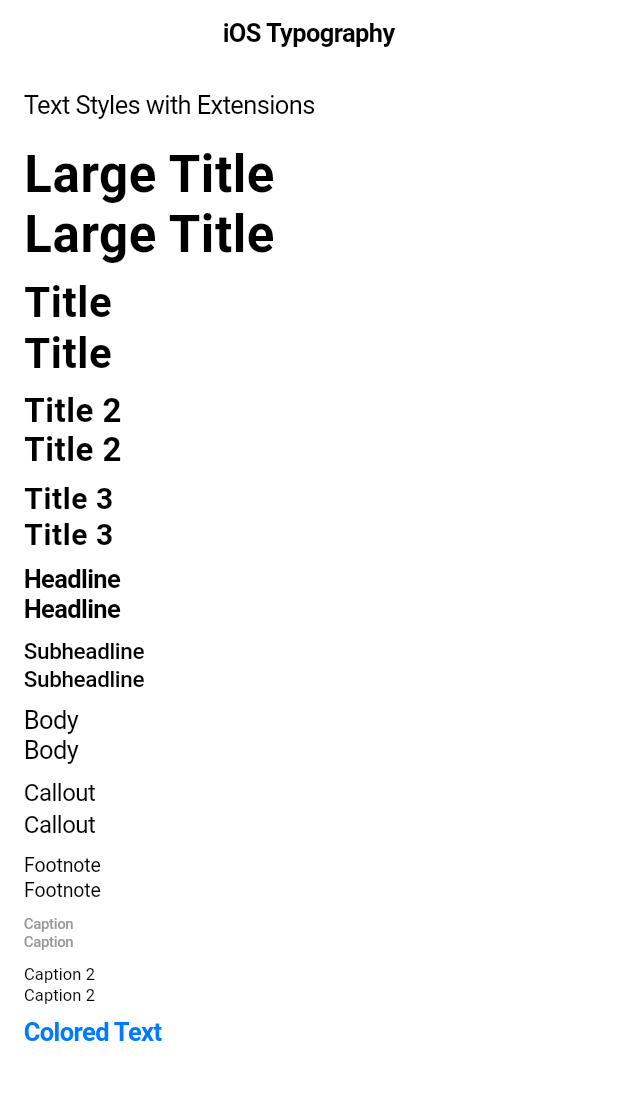
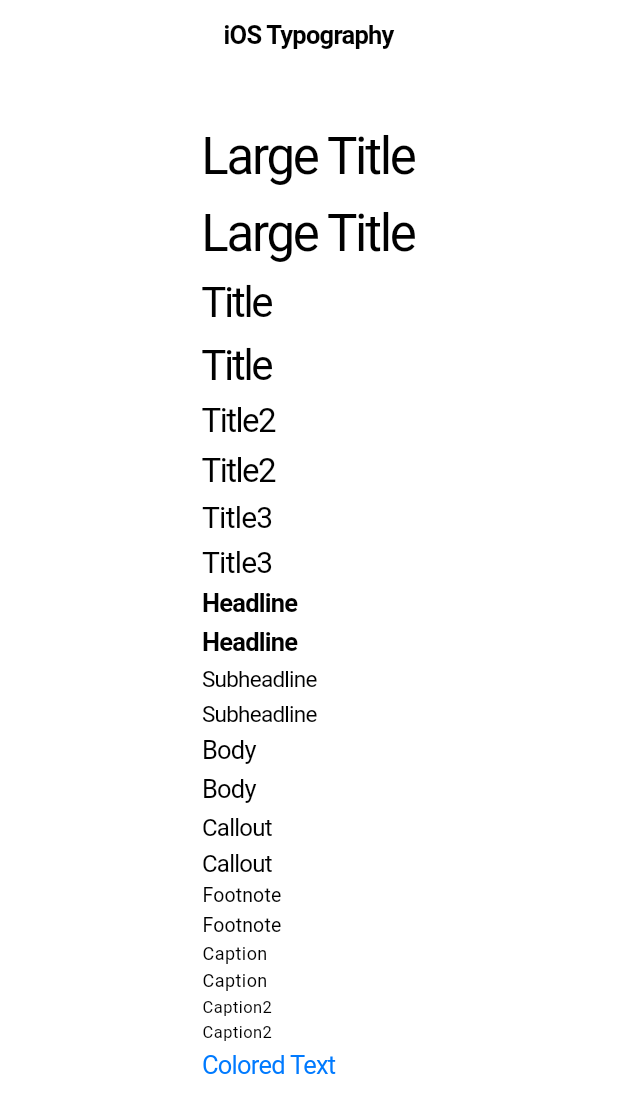
Before and after one commit to islamdidarmd/ios_typography_flutter, a Flutter app: the screen it shows after launch, on a phone screen of 412 x 824 dp. Shown: the top 1113 px of the screen. Run offline on Flutter 3.47's test engine with Material 3 defaults, Android fonts, the phone set to English and light mode, and no system bars.

Commit message:
Fix font sizes to match swiftui

```diff
--- a/example/lib/main.dart
+++ b/example/lib/main.dart
@@ -29,62 +29,48 @@ class TypographyDemoPage extends StatelessWidget {
       ),
       child: SafeArea(
         child: Padding(
-          padding: const EdgeInsets.all(16.0),
+          padding: const EdgeInsets.all(32.0),
           child: SingleChildScrollView(
+            child: Center(
               child: Column(
                 crossAxisAlignment: CrossAxisAlignment.start,
                 children: [
-                // Section title
-                const Text('Text Styles with Extensions').body(),
-                const SizedBox(height: 16),
-
                   // Text style examples
                   const Text('Large Title').largeTitle(),
                   Text('Large Title', style: IOSTextStyles.largeTitle()),
-                const SizedBox(height: 8),
 
                   const Text('Title').title(),
                   Text('Title', style: IOSTextStyles.title()),
-                const SizedBox(height: 8),
 
-                const Text('Title 2').title2(),
-                Text('Title 2', style: IOSTextStyles.title2()),
-                const SizedBox(height: 8),
+                  const Text('Title2').title2(),
+                  Text('Title2', style: IOSTextStyles.title2()),
 
-                const Text('Title 3').title3(),
-                Text('Title 3', style: IOSTextStyles.title3()),
-                const SizedBox(height: 8),
+                  const Text('Title3').title3(),
+                  Text('Title3', style: IOSTextStyles.title3()),
 
                   const Text('Headline').headline(),
                   Text('Headline', style: IOSTextStyles.headline()),
-                const SizedBox(height: 8),
 
                   const Text('Subheadline').subheadline(),
                   Text('Subheadline', style: IOSTextStyles.subheadline()),
-                const SizedBox(height: 8),
 
                   const Text('Body').body(),
                   Text('Body', style: IOSTextStyles.body()),
-                const SizedBox(height: 8),
 
                   const Text('Callout').callout(),
                   Text('Callout', style: IOSTextStyles.callout()),
-                const SizedBox(height: 8),
 
                   const Text('Footnote').footnote(),
                   Text('Footnote', style: IOSTextStyles.footnote()),
-                const SizedBox(height: 8),
 
                   const Text('Caption').caption(),
                   Text('Caption', style: IOSTextStyles.caption()),
-                const SizedBox(height: 8),
 
-                const Text('Caption 2').caption2(),
-                Text('Caption 2', style: IOSTextStyles.caption2()),
-                const SizedBox(height: 8),
+                  const Text('Caption2').caption2(),
+                  Text('Caption2', style: IOSTextStyles.caption2()),
 
                   // Example of styled text with Cupertino colors
-                const Text('Colored Text').headline().copyWith(
+                  const Text('Colored Text').body().copyWith(
                         style: const TextStyle(color: CupertinoColors.systemBlue),
                       ),
                 ],
@@ -92,6 +78,7 @@ class TypographyDemoPage extends StatelessWidget {
             ),
           ),
         ),
+      ),
     );
   }
 }
--- a/lib/src/text_styles.dart
+++ b/lib/src/text_styles.dart
@@ -7,13 +7,16 @@
 import 'package:flutter/cupertino.dart';
 
 class IOSTextStyles {
-  static const CupertinoTextThemeData _baseTextTheme = CupertinoTextThemeData();
-
   /// Applies a large title text style to the text.
   ///
   /// Similar to SwiftUI's .font(.largeTitle) modifier.
   static TextStyle largeTitle() {
-    return _baseTextTheme.navLargeTitleTextStyle;
+    return const TextStyle(
+      fontSize: 34.0,
+      fontWeight: FontWeight.w400,
+      letterSpacing: -1.5,
+      height: 1.5,
+    );
   }
 
   /// Applies a title text style to the text.
@@ -22,9 +25,9 @@ class IOSTextStyles {
   static TextStyle title() {
     return const TextStyle(
       fontSize: 28.0,
-      fontWeight: FontWeight.bold,
-      letterSpacing: 0.36,
-      height: 1.2,
+      fontWeight: FontWeight.w400,
+      letterSpacing: -1.5,
+      height: 1.5,
     );
   }
 
@@ -34,36 +37,46 @@ class IOSTextStyles {
   static TextStyle title2() {
     return const TextStyle(
       fontSize: 22.0,
-      fontWeight: FontWeight.bold,
-      letterSpacing: 0.35,
-      height: 1.2,
+      fontWeight: FontWeight.w400,
+      letterSpacing: -1.0,
+      height: 1.5,
     );
   }
 
   static TextStyle title3() {
     return const TextStyle(
       fontSize: 20.0,
-      fontWeight: FontWeight.w600,
-      letterSpacing: 0.38,
-      height: 1.2,
+      fontWeight: FontWeight.w400,
+      letterSpacing: -0.5,
+      height: 1.5,
     );
   }
 
   static TextStyle headline() {
-    return _baseTextTheme.navTitleTextStyle;
+    return const TextStyle(
+      fontSize: 17.0,
+      fontWeight: FontWeight.w600,
+      letterSpacing: -0.5,
+      height: 1.5,
+    );
   }
 
   static TextStyle subheadline() {
     return const TextStyle(
       fontSize: 15.0,
-      fontWeight: FontWeight.w500,
-      letterSpacing: -0.24,
-      height: 1.3,
+      fontWeight: FontWeight.w400,
+      letterSpacing: -0.5,
+      height: 1.5,
     );
   }
 
   static TextStyle body() {
-    return _baseTextTheme.textStyle;
+    return const TextStyle(
+      fontSize: 17.0,
+      fontWeight: FontWeight.w400,
+      letterSpacing: -0.5,
+      height: 1.5,
+    );
   }
 
   /// Applies a callout text style to the text.
@@ -73,8 +86,8 @@ class IOSTextStyles {
     return const TextStyle(
       fontSize: 16.0,
       fontWeight: FontWeight.w400,
-      letterSpacing: -0.32,
-      height: 1.3,
+      letterSpacing: -0.5,
+      height: 1.5,
     );
   }
 
@@ -85,8 +98,8 @@ class IOSTextStyles {
     return const TextStyle(
       fontSize: 13.0,
       fontWeight: FontWeight.w400,
-      letterSpacing: -0.08,
-      height: 1.3,
+      letterSpacing: 0.1,
+      height: 1.5,
     );
   }
 
@@ -94,7 +107,12 @@ class IOSTextStyles {
   ///
   /// Similar to SwiftUI's .font(.caption) modifier.
   static TextStyle caption() {
-    return _baseTextTheme.tabLabelTextStyle;
+    return const TextStyle(
+      fontSize: 12.0,
+      fontWeight: FontWeight.w400,
+      letterSpacing: 0.3,
+      height: 1.5,
+    );
   }
 
   /// Applies a caption 2 text style to the text.
@@ -104,8 +122,8 @@ class IOSTextStyles {
     return const TextStyle(
       fontSize: 11.0,
       fontWeight: FontWeight.w400,
-      letterSpacing: 0.06,
-      height: 1.3,
+      letterSpacing: 0.3,
+      height: 1.5,
     );
   }
 }
--- a/pubspec.yaml
+++ b/pubspec.yaml
@@ -1,6 +1,6 @@
 name: ios_typography
 description: A Flutter package that provides SwiftUI-like text styles for Cupertino widgets
-version: "1.0.2"
+version: "1.1.0"
 homepage: https://github.com/islamdidarmd/ios_typography_flutter
 repository: https://github.com/islamdidarmd/ios_typography_flutter
 issue_tracker: https://github.com/islamdidarmd/ios_typography_flutter/issues
```
Also changed, not shown: demo/cupertino.png (added), demo/demo.png (deleted), demo/swiftui.png (added), example/pubspec.lock, 3 other files. Lines whose indentation alone changed are shown as unchanged.
